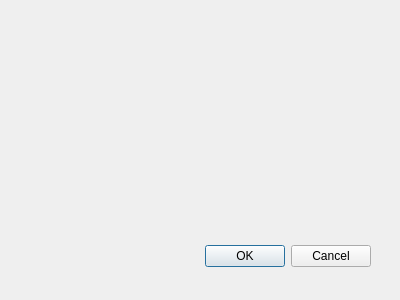
Old version of the form CertMan/ocsp_srv_dlg.ui in the repository jykim74/CertMan.
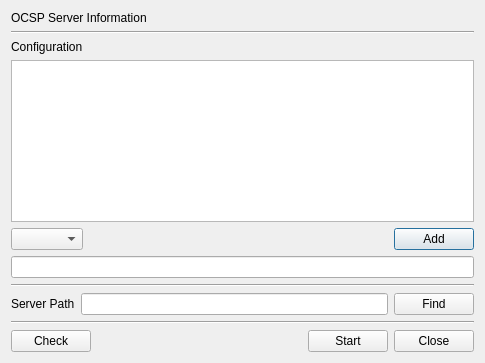
New version of the form.

Commit message: OCSP 서버 설정 지원(중)

What changed in the file:
```diff
--- a/CertMan/ocsp_srv_dlg.ui
+++ b/CertMan/ocsp_srv_dlg.ui
@@ -8,29 +8,155 @@
    <rect>
     <x>0</x>
     <y>0</y>
-    <width>400</width>
-    <height>300</height>
+    <width>485</width>
+    <height>363</height>
    </rect>
   </property>
   <property name="windowTitle">
    <string>Dialog</string>
   </property>
-  <widget name="buttonBox" class="QDialogButtonBox">
-   <property name="geometry">
-    <rect>
-     <x>30</x>
-     <y>240</y>
-     <width>341</width>
-     <height>32</height>
-    </rect>
-   </property>
-   <property name="orientation">
-    <enum>Qt::Horizontal</enum>
-   </property>
-   <property name="standardButtons">
-    <set>QDialogButtonBox::Cancel|QDialogButtonBox::Ok</set>
-   </property>
-  </widget>
+  <layout class="QVBoxLayout" name="verticalLayout">
+   <item>
+    <widget class="QLabel" name="label">
+     <property name="text">
+      <string>OCSP Server Information</string>
+     </property>
+    </widget>
+   </item>
+   <item>
+    <widget class="Line" name="line">
+     <property name="orientation">
+      <enum>Qt::Horizontal</enum>
+     </property>
+    </widget>
+   </item>
+   <item>
+    <layout class="QGridLayout" name="gridLayout">
+     <item row="0" column="0">
+      <widget class="QLabel" name="label_2">
+       <property name="text">
+        <string>Configuration</string>
+       </property>
+      </widget>
+     </item>
+    </layout>
+   </item>
+   <item>
+    <widget class="QTableWidget" name="mConfigTable"/>
+   </item>
+   <item>
+    <layout class="QGridLayout" name="gridLayout_2">
+     <property name="topMargin">
+      <number>0</number>
+     </property>
+     <item row="0" column="2">
+      <widget class="QPushButton" name="mAddBtn">
+       <property name="text">
+        <string>Add</string>
+       </property>
+      </widget>
+     </item>
+     <item row="0" column="0">
+      <widget class="QComboBox" name="mNameCombo"/>
+     </item>
+     <item row="0" column="1">
+      <spacer name="horizontalSpacer_2">
+       <property name="orientation">
+        <enum>Qt::Horizontal</enum>
+       </property>
+       <property name="sizeHint" stdset="0">
+        <size>
+         <width>40</width>
+         <height>20</height>
+        </size>
+       </property>
+      </spacer>
+     </item>
+    </layout>
+   </item>
+   <item>
+    <widget class="QLineEdit" name="mValueText"/>
+   </item>
+   <item>
+    <widget class="Line" name="line_3">
+     <property name="orientation">
+      <enum>Qt::Horizontal</enum>
+     </property>
+    </widget>
+   </item>
+   <item>
+    <layout class="QGridLayout" name="gridLayout_4">
+     <property name="topMargin">
+      <number>0</number>
+     </property>
+     <item row="0" column="1">
+      <widget class="QLineEdit" name="mServerPathText"/>
+     </item>
+     <item row="0" column="0">
+      <widget class="QLabel" name="label_3">
+       <property name="text">
+        <string>Server Path</string>
+       </property>
+      </widget>
+     </item>
+     <item row="0" column="2">
+      <widget class="QPushButton" name="mFindBtn">
+       <property name="text">
+        <string>Find</string>
+       </property>
+      </widget>
+     </item>
+    </layout>
+   </item>
+   <item>
+    <widget class="Line" name="line_2">
+     <property name="orientation">
+      <enum>Qt::Horizontal</enum>
+     </property>
+    </widget>
+   </item>
+   <item>
+    <layout class="QGridLayout" name="gridLayout_3">
+     <property name="topMargin">
+      <number>0</number>
+     </property>
+     <item row="0" column="0">
+      <widget class="QPushButton" name="mCheckBtn">
+       <property name="text">
+        <string>Check</string>
+       </property>
+      </widget>
+     </item>
+     <item row="0" column="3">
+      <widget class="QPushButton" name="mCloseBtn">
+       <property name="text">
+        <string>Close</string>
+       </property>
+      </widget>
+     </item>
+     <item row="0" column="2">
+      <widget class="QPushButton" name="mStartBtn">
+       <property name="text">
+        <string>Start</string>
+       </property>
+      </widget>
+     </item>
+     <item row="0" column="1">
+      <spacer name="horizontalSpacer">
+       <property name="orientation">
+        <enum>Qt::Horizontal</enum>
+       </property>
+       <property name="sizeHint" stdset="0">
+        <size>
+         <width>40</width>
+         <height>20</height>
+        </size>
+       </property>
+      </spacer>
+     </item>
+    </layout>
+   </item>
+  </layout>
  </widget>
  <pixmapfunction/>
  <resources/>
```
Left out of the diff: 44 changed lines with no effect on the pictures. The commit also changes 5 other files.
